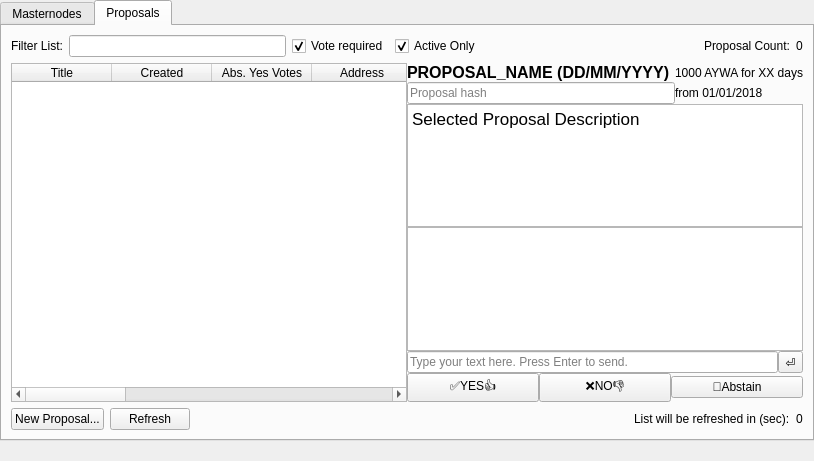
The window that src/qt/forms/masternodelist.ui (GetAywa/AywaCore) describes before a commit, drawn with Qt 5.
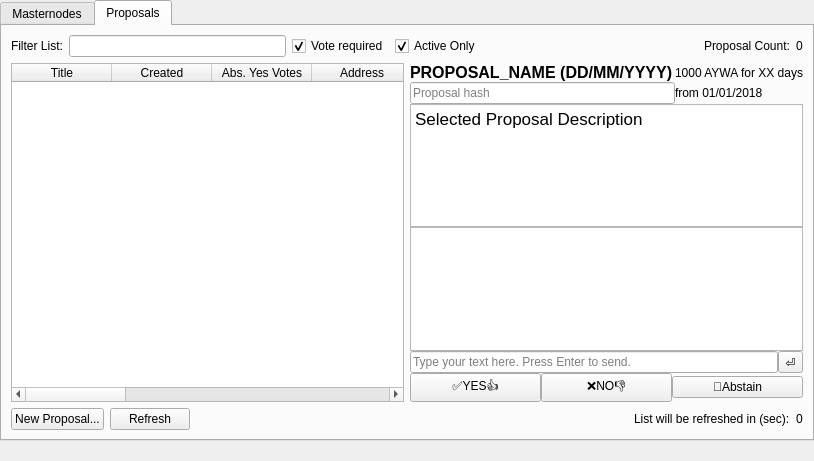
The same window after the commit.

Patch:
```diff
--- a/src/qt/forms/masternodelist.ui
+++ b/src/qt/forms/masternodelist.ui
@@ -290,7 +290,7 @@
          <item row="1" column="0">
           <layout class="QHBoxLayout" name="horizontalLayout_5">
            <property name="spacing">
-            <number>0</number>
+            <number>-1</number>
            </property>
            <property name="topMargin">
             <number>0</number>
```
Left out of the diff: 2 changed lines with no effect on the pictures.
